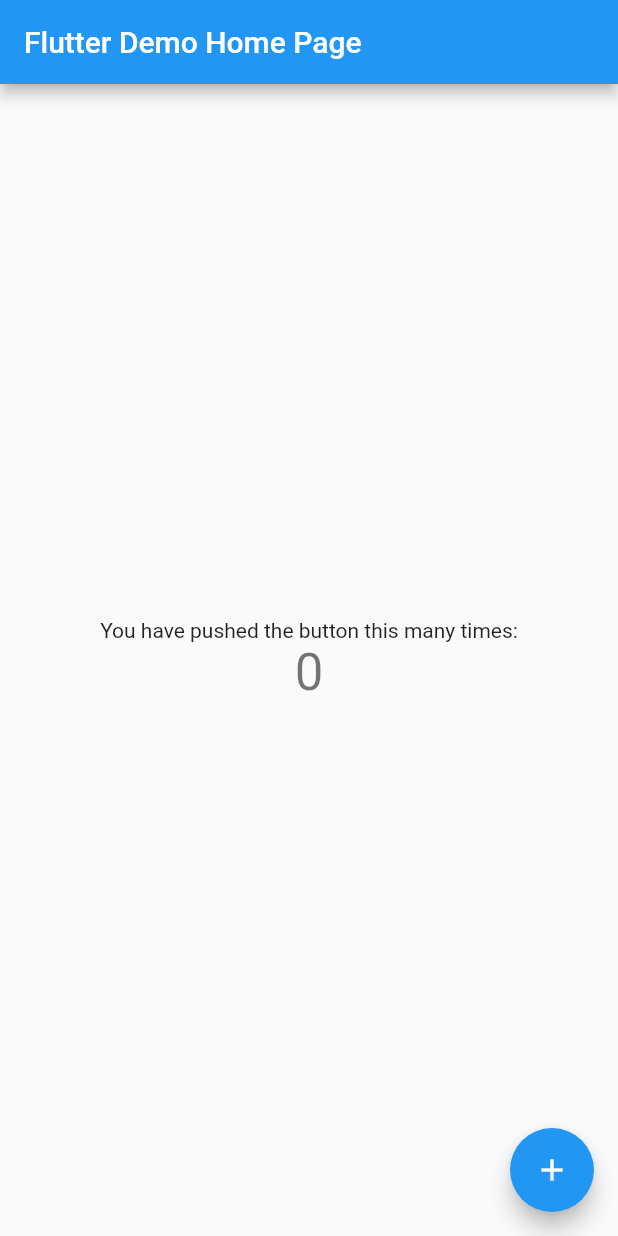
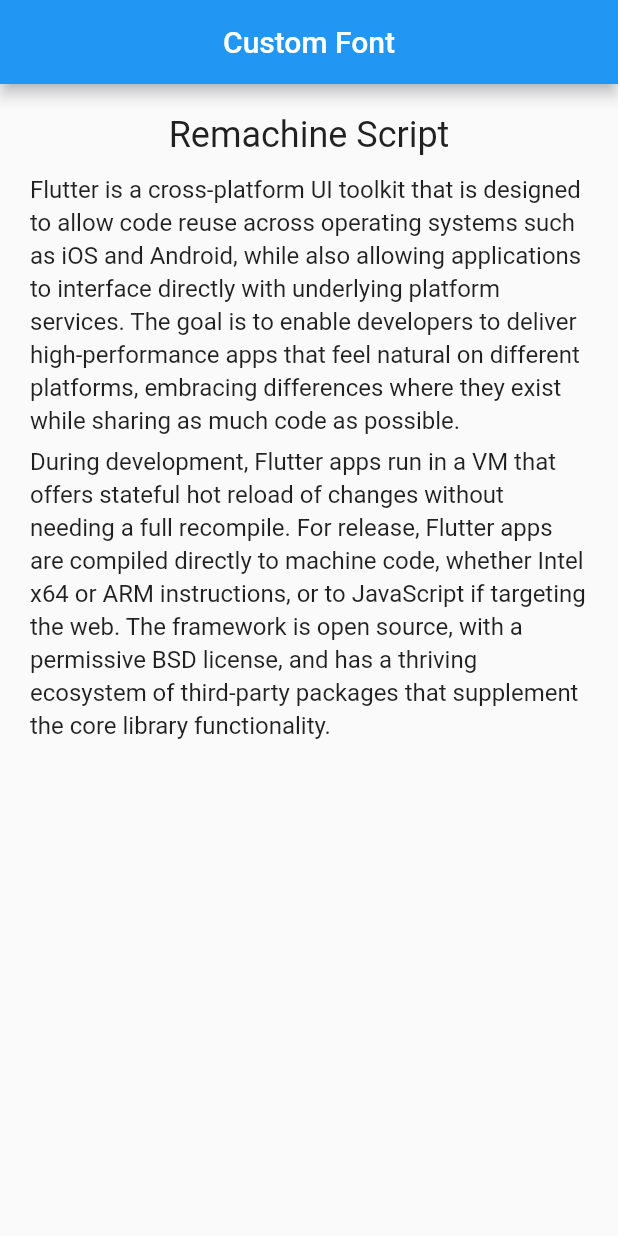
Before and after one commit to Rapid-Technology/flutter_custom_font, a Flutter app: the screen it shows after launch, on a phone screen of 412 x 824 dp. Run offline on Flutter 3.47's test engine with Material 2 defaults, Android fonts, the phone set to English and light mode, and no system bars.

Commit message:
some changes

```diff
--- a/lib/main.dart
+++ b/lib/main.dart
@@ -5,109 +5,54 @@ void main() {
 }
 
 class MyApp extends StatelessWidget {
-  // This widget is the root of your application.
   @override
   Widget build(BuildContext context) {
     return MaterialApp(
-      title: 'Flutter Demo',
-      theme: ThemeData(
-        // This is the theme of your application.
-        //
-        // Try running your application with "flutter run". You'll see the
-        // application has a blue toolbar. Then, without quitting the app, try
-        // changing the primarySwatch below to Colors.green and then invoke
-        // "hot reload" (press "r" in the console where you ran "flutter run",
-        // or simply save your changes to "hot reload" in a Flutter IDE).
-        // Notice that the counter didn't reset back to zero; the application
-        // is not restarted.
-        primarySwatch: Colors.blue,
-      ),
-      home: MyHomePage(title: 'Flutter Demo Home Page'),
+      debugShowCheckedModeBanner: false,
+      home: HomePage(),
     );
   }
 }
 
-class MyHomePage extends StatefulWidget {
-  MyHomePage({Key? key, required this.title}) : super(key: key);
-
-  // This widget is the home page of your application. It is stateful, meaning
-  // that it has a State object (defined below) that contains fields that affect
-  // how it looks.
-
-  // This class is the configuration for the state. It holds the values (in this
-  // case the title) provided by the parent (in this case the App widget) and
-  // used by the build method of the State. Fields in a Widget subclass are
-  // always marked "final".
-
-  final String title;
-
-  @override
-  _MyHomePageState createState() => _MyHomePageState();
-}
-
-class _MyHomePageState extends State<MyHomePage> {
-  int _counter = 0;
-
-  void _incrementCounter() {
-    setState(() {
-      // This call to setState tells the Flutter framework that something has
-      // changed in this State, which causes it to rerun the build method below
-      // so that the display can reflect the updated values. If we changed
-      // _counter without calling setState(), then the build method would not be
-      // called again, and so nothing would appear to happen.
-      _counter++;
-    });
-  }
-
+class HomePage extends StatelessWidget {
   @override
   Widget build(BuildContext context) {
-    // This method is rerun every time setState is called, for instance as done
-    // by the _incrementCounter method above.
-    //
-    // The Flutter framework has been optimized to make rerunning build methods
-    // fast, so that you can just rebuild anything that needs updating rather
-    // than having to individually change instances of widgets.
     return Scaffold(
       appBar: AppBar(
-        // Here we take the value from the MyHomePage object that was created by
-        // the App.build method, and use it to set our appbar title.
-        title: Text(widget.title),
+        title: Text("Custom Font"),
+        centerTitle: true,
+        brightness: Brightness.dark,
       ),
-      body: Center(
-        // Center is a layout widget. It takes a single child and positions it
-        // in the middle of the parent.
+      body: SingleChildScrollView(
+        padding: EdgeInsets.all(20),
         child: Column(
-          // Column is also a layout widget. It takes a list of children and
-          // arranges them vertically. By default, it sizes itself to fit its
-          // children horizontally, and tries to be as tall as its parent.
-          //
-          // Invoke "debug painting" (press "p" in the console, choose the
-          // "Toggle Debug Paint" action from the Flutter Inspector in Android
-          // Studio, or the "Toggle Debug Paint" command in Visual Studio Code)
-          // to see the wireframe for each widget.
-          //
-          // Column has various properties to control how it sizes itself and
-          // how it positions its children. Here we use mainAxisAlignment to
-          // center the children vertically; the main axis here is the vertical
-          // axis because Columns are vertical (the cross axis would be
-          // horizontal).
+          crossAxisAlignment: CrossAxisAlignment.center,
           mainAxisAlignment: MainAxisAlignment.center,
-          children: <Widget>[
+          children: [
             Text(
-              'You have pushed the button this many times:',
+              "Remachine Script",
+              style: TextStyle(fontSize: 24),
+            ),
+            Container(
+              margin: EdgeInsets.only(top: 10, bottom: 5),
+              child: Text(
+                "Flutter is a cross-platform UI toolkit that is designed to allow code reuse across operating systems such as iOS and Android, while also allowing applications to interface directly with underlying platform services. The goal is to enable developers to deliver high-performance apps that feel natural on different platforms, embracing differences where they exist while sharing as much code as possible.",
+                style: TextStyle(
+                  height: 1.4,
+                  fontSize: 16,
+                ),
+              ),
             ),
             Text(
-              '$_counter',
-              style: Theme.of(context).textTheme.headline4,
+              "During development, Flutter apps run in a VM that offers stateful hot reload of changes without needing a full recompile. For release, Flutter apps are compiled directly to machine code, whether Intel x64 or ARM instructions, or to JavaScript if targeting the web. The framework is open source, with a permissive BSD license, and has a thriving ecosystem of third-party packages that supplement the core library functionality.",
+              style: TextStyle(
+                height: 1.4,
+                fontSize: 16,
+              ),
             ),
           ],
         ),
       ),
-      floatingActionButton: FloatingActionButton(
-        onPressed: _incrementCounter,
-        tooltip: 'Increment',
-        child: Icon(Icons.add),
-      ), // This trailing comma makes auto-formatting nicer for build methods.
     );
   }
 }
```
